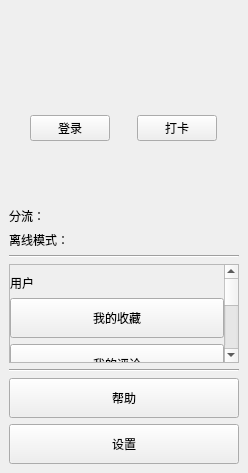
tonquer/picacg-qt, file ui/component/ui_navigation.ui: the form before one commit.
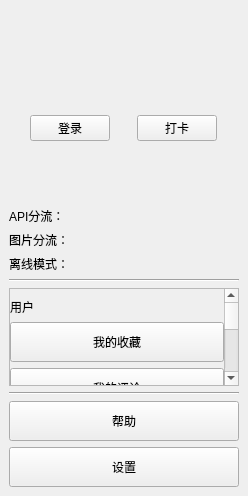
The form after the commit. Icons and pictures are not drawn. Custom widgets are drawn as their Qt base class.

The edit to the form file:
```diff
--- a/ui/component/ui_navigation.ui
+++ b/ui/component/ui_navigation.ui
@@ -7,7 +7,7 @@
     <x>0</x>
     <y>0</y>
     <width>248</width>
-    <height>473</height>
+    <height>496</height>
    </rect>
   </property>
   <property name="windowTitle">
@@ -136,7 +136,7 @@
         <item>
          <widget class="QLabel" name="label_4">
           <property name="text">
-           <string>分流：</string>
+           <string>API分流：</string>
           </property>
          </widget>
         </item>
@@ -149,6 +149,24 @@
         </item>
        </layout>
       </item>
+      <item>
+       <layout class="QHBoxLayout" name="horizontalLayout_5">
+        <item>
+         <widget class="QLabel" name="label_6">
+          <property name="text">
+           <string>图片分流：</string>
+          </property>
+         </widget>
+        </item>
+        <item>
+         <widget class="QLabel" name="proxyImgName">
+          <property name="text">
+           <string/>
+          </property>
+         </widget>
+        </item>
+       </layout>
+      </item>
       <item>
        <layout class="QHBoxLayout" name="horizontalLayout_4">
         <item>
@@ -181,7 +199,7 @@
            <x>0</x>
            <y>0</y>
            <width>211</width>
-           <height>700</height>
+           <height>746</height>
           </rect>
          </property>
          <layout class="QVBoxLayout" name="verticalLayout_3">
```
Left out of the diff: 41 changed lines with no effect on the pictures.
